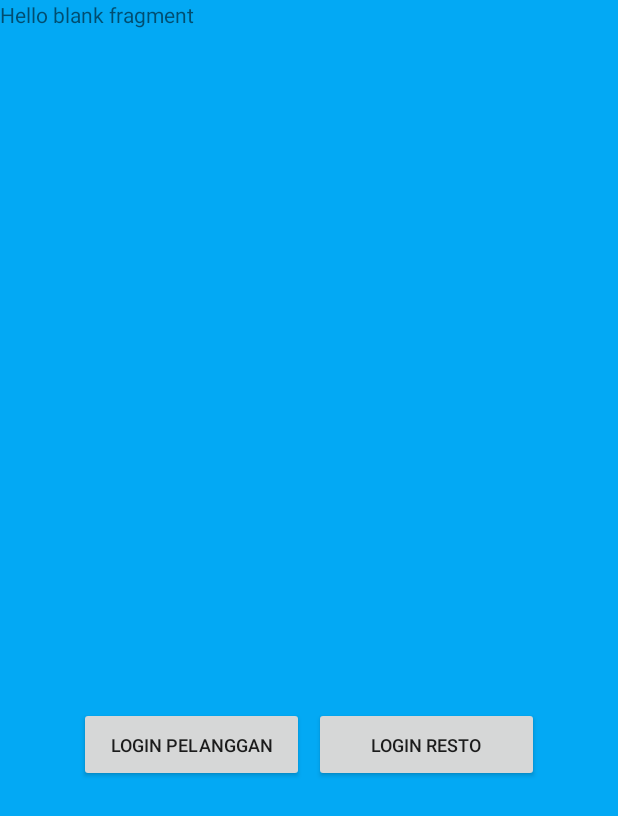
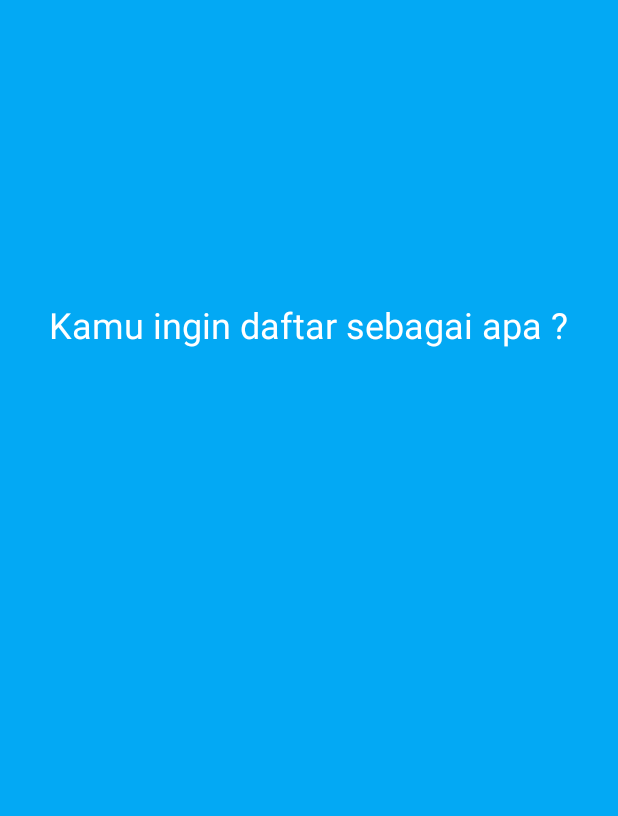
Before and after one commit to arldst/SelFood, an Android app: the fragment RegisterOptionFragment placed in its activity, on a phone screen of 412 x 824 dp. Shown: the top 816 px of the screen. Run offline under Robolectric (Android 15) with nearby library versions, the phone set to English and light mode, and no system bars.

Commit message:
added option fragment animation

```diff
--- a/app/src/main/java/com/kom5a_tugasbesar/selfood/Activity/LoginActivity.java
+++ b/app/src/main/java/com/kom5a_tugasbesar/selfood/Activity/LoginActivity.java
@@ -5,6 +5,7 @@ import androidx.appcompat.app.AppCompatActivity;
 import androidx.fragment.app.FragmentManager;
 import androidx.fragment.app.FragmentTransaction;
 
+import android.content.Intent;
 import android.os.Bundle;
 import android.text.SpannableString;
 import android.text.Spanned;
@@ -47,7 +48,6 @@ public class LoginActivity extends AppCompatActivity {
             @Override
             public void onClick(@NonNull View view) {
                 registerTextAction();
-                Toast.makeText(LoginActivity.this, "test", Toast.LENGTH_SHORT).show();
             }
         };
 
@@ -62,7 +62,17 @@ public class LoginActivity extends AppCompatActivity {
         RegisterOptionFragment fragment = RegisterOptionFragment.newInstance();
         FragmentManager fragmentManager = getSupportFragmentManager();
         FragmentTransaction fragmentTransaction = fragmentManager.beginTransaction();
+        fragmentTransaction.setCustomAnimations(R.anim.slide_in_to_up, R.anim.slide_out_to_down, R.anim.slide_in_to_up, R.anim.slide_out_to_down);
         fragmentTransaction.addToBackStack(null);
-        fragmentTransaction.add(R.id.loginRegisterOption, fragment, "REGISTER_OPTION_FRAGMENT");
+        fragmentTransaction.add(R.id.loginRegisterOption, fragment, "REGISTER_OPTION_FRAGMENT").commit();
+    }
+
+    @Override
+    public void onBackPressed() {
+
+        Intent exit = new Intent(Intent.ACTION_MAIN);
+        exit.addCategory(Intent.CATEGORY_HOME);
+        exit.setFlags(Intent.FLAG_ACTIVITY_NEW_TASK);
+        startActivity(exit);
     }
 }
--- a/app/src/main/java/com/kom5a_tugasbesar/selfood/Activity/ui/RegisterOptionFragment.java
+++ b/app/src/main/java/com/kom5a_tugasbesar/selfood/Activity/ui/RegisterOptionFragment.java
@@ -40,6 +40,8 @@ public class RegisterOptionFragment extends Fragment {
     public View onCreateView(LayoutInflater inflater, ViewGroup container,
                              Bundle savedInstanceState) {
         // Inflate the layout for this fragment
-        return inflater.inflate(R.layout.fragment_register_option, container, false);
+        View v = inflater.inflate(R.layout.fragment_register_option, container, false);
+
+        return v;
     }
 }
--- /dev/null
+++ b/app/src/main/res/anim/slide_in_to_up.xml
@@ -0,0 +1,8 @@
+<?xml version="1.0" encoding="utf-8"?>
+<set xmlns:android="http://schemas.android.com/apk/res/android">
+    <translate xmlns:android="http://schemas.android.com/apk/res/android"
+        android:duration="@android:integer/config_shortAnimTime"
+        android:interpolator="@android:anim/decelerate_interpolator"
+        android:fromYDelta="100%"
+        android:toYDelta="0%" />
+</set>
--- /dev/null
+++ b/app/src/main/res/anim/slide_out_to_down.xml
@@ -0,0 +1,8 @@
+<?xml version="1.0" encoding="utf-8"?>
+<set xmlns:android="http://schemas.android.com/apk/res/android">
+    <translate xmlns:android="http://schemas.android.com/apk/res/android"
+        android:duration="@android:integer/config_shortAnimTime"
+        android:interpolator="@android:anim/decelerate_interpolator"
+        android:fromYDelta="0%"
+        android:toYDelta="100%" />
+</set>
--- a/app/src/main/res/layout/activity_login.xml
+++ b/app/src/main/res/layout/activity_login.xml
@@ -32,18 +32,23 @@
         app:layout_constraintTop_toTopOf="parent"
         app:layout_constraintVertical_bias="0.500" />
 
+    <RelativeLayout
+        android:id="@+id/loginBtnContainer"
+        android:layout_width="wrap_content"
+        android:layout_height="50dp"
+        app:layout_constraintBottom_toBottomOf="parent"
+        app:layout_constraintEnd_toEndOf="parent"
+        app:layout_constraintStart_toStartOf="parent"
+        app:layout_constraintTop_toTopOf="parent"
+        app:layout_constraintTop_toBottomOf="@+id/loginInputPassword"
+        app:layout_constraintVertical_bias="0.6" >
+
         <Button
             android:id="@+id/loginButtonUser"
             android:layout_width="150dp"
             android:layout_height="50dp"
             android:text="@string/login_pengguna"
-        android:textSize="12sp"
-        app:layout_constraintBottom_toBottomOf="parent"
-        app:layout_constraintEnd_toEndOf="parent"
-        app:layout_constraintHorizontal_bias="0.2"
-        app:layout_constraintStart_toStartOf="parent"
-        app:layout_constraintTop_toBottomOf="@+id/loginInputPassword"
-        app:layout_constraintVertical_bias="0.1" />
+            android:textSize="12sp" />
 
         <Button
             android:id="@+id/loginButtonResto"
@@ -51,12 +56,9 @@
             android:layout_height="50dp"
             android:text="@string/login_resto"
             android:textSize="12sp"
-        app:layout_constraintBottom_toBottomOf="parent"
-        app:layout_constraintEnd_toEndOf="parent"
-        app:layout_constraintHorizontal_bias="0.8"
-        app:layout_constraintStart_toStartOf="parent"
-        app:layout_constraintTop_toBottomOf="@+id/loginInputPassword"
-        app:layout_constraintVertical_bias="0.1" />
+            android:layout_toEndOf="@id/loginButtonUser" />
+
+    </RelativeLayout>
 
     <TextView
         android:id="@+id/loginRegisterButton"
@@ -67,14 +69,8 @@
         app:layout_constraintEnd_toEndOf="parent"
         app:layout_constraintHorizontal_bias="0.500"
         app:layout_constraintStart_toStartOf="parent"
-        app:layout_constraintTop_toBottomOf="@+id/loginButtonUser"
+        app:layout_constraintTop_toBottomOf="@+id/loginBtnContainer"
         app:layout_constraintVertical_bias="0.05" />
-
-    <FrameLayout
-        android:id="@+id/loginRegisterOption"
-        android:layout_width="match_parent"
-        android:layout_height="match_parent"
-        />
 
     <ProgressBar
         android:id="@+id/loginProgressBar"
@@ -86,4 +82,10 @@
         app:layout_constraintStart_toStartOf="parent"
         app:layout_constraintTop_toTopOf="parent" />
 
+    <FrameLayout
+        android:id="@+id/loginRegisterOption"
+        android:layout_width="match_parent"
+        android:layout_height="match_parent"
+        />
+
 </androidx.constraintlayout.widget.ConstraintLayout>
--- a/app/src/main/res/layout/activity_main.xml
+++ b/app/src/main/res/layout/activity_main.xml
@@ -6,13 +6,4 @@
     android:layout_height="match_parent"
     tools:context=".MainActivity">
 
-    <TextView
-        android:layout_width="wrap_content"
-        android:layout_height="wrap_content"
-        android:text="Hello World!"
-        app:layout_constraintBottom_toBottomOf="parent"
-        app:layout_constraintLeft_toLeftOf="parent"
-        app:layout_constraintRight_toRightOf="parent"
-        app:layout_constraintTop_toTopOf="parent" />
-
 </androidx.constraintlayout.widget.ConstraintLayout>
--- a/app/src/main/res/layout/fragment_register_option.xml
+++ b/app/src/main/res/layout/fragment_register_option.xml
@@ -1,14 +1,20 @@
 <?xml version="1.0" encoding="utf-8"?>
-<FrameLayout xmlns:android="http://schemas.android.com/apk/res/android"
+<RelativeLayout xmlns:android="http://schemas.android.com/apk/res/android"
     xmlns:tools="http://schemas.android.com/tools"
     android:layout_width="match_parent"
     android:background="@color/colorPrimary"
+    android:clickable="true"
     android:layout_height="match_parent"
     tools:context=".Activity.ui.RegisterOptionFragment">
 
     <TextView
-        android:layout_width="match_parent"
-        android:layout_height="match_parent"
-        android:text="@string/hello_blank_fragment" />
+        android:layout_width="wrap_content"
+        android:layout_height="wrap_content"
+        android:id="@+id/chooseOptionText"
+        android:text="Kamu ingin daftar sebagai apa ?"
+        android:textColor="@android:color/white"
+        android:textSize="24sp"
+        android:layout_centerHorizontal="true"
+        android:layout_marginTop="200dp" />
 
-</FrameLayout>
+</RelativeLayout>
```
Lines whose indentation alone changed are shown as unchanged.
